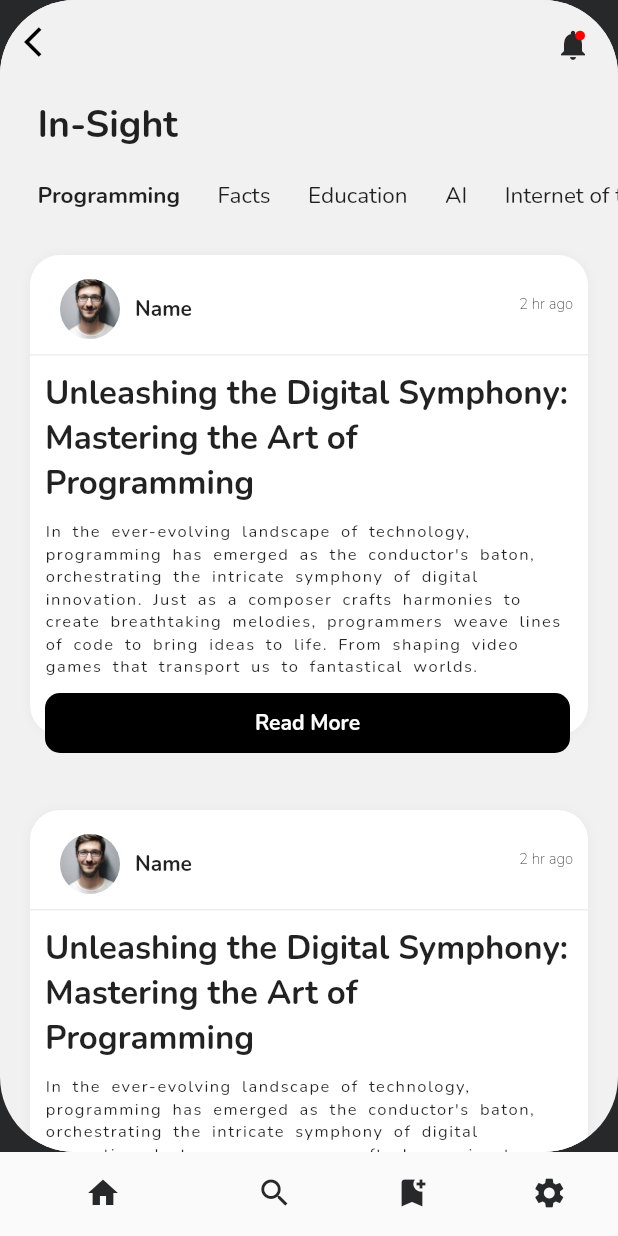
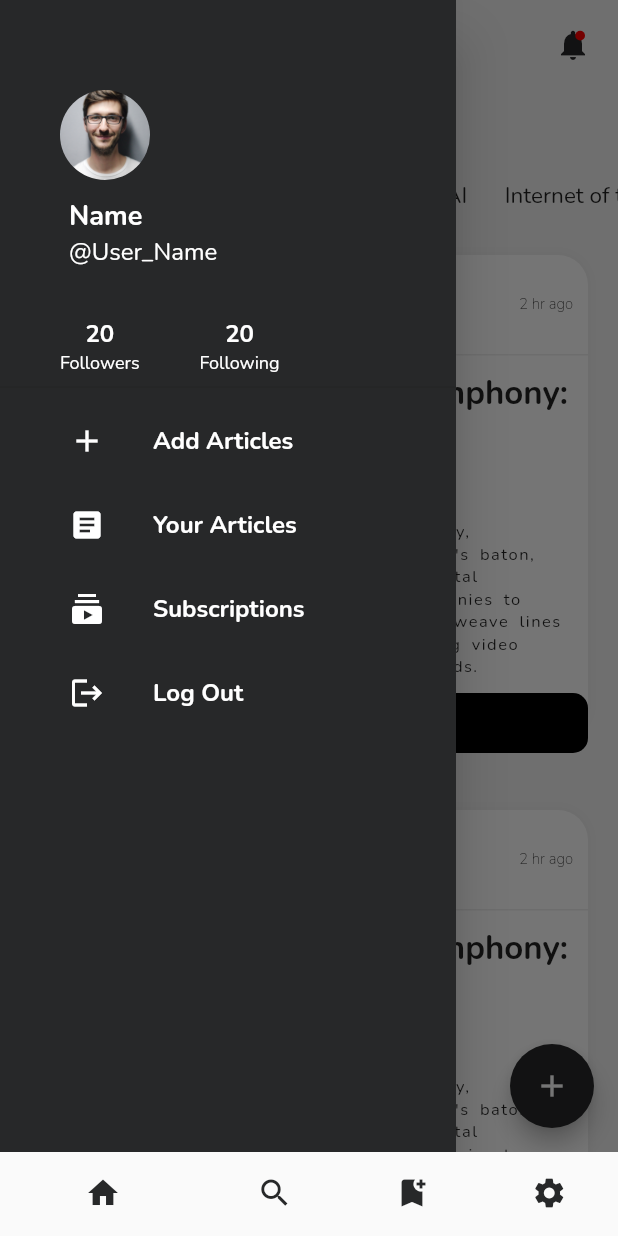
Before and after one commit to Celestial00/In-Sight-App, a Flutter app: the screen it shows after launch, with the side drawer open (before the commit the screen has no drawer), on a phone screen of 412 x 824 dp. Run offline on Flutter 3.47's test engine with Material 2 defaults, Android fonts, the phone set to English and light mode, and no system bars; our stand-ins replace google_fonts.

Commit message:
changed interface

```diff
--- a/lib/components/Article_Button.dart
+++ b/lib/components/Article_Button.dart
@@ -12,7 +12,7 @@ class Article_Button extends StatelessWidget {
       child: Padding(
         padding: EdgeInsets.only(left: 10, top: 10),
         child: Container(
-          width: 350,
+          width: 430,
           height: 40,
           decoration: BoxDecoration(
               color: Colors.black, borderRadius: BorderRadius.circular(10)),
--- a/lib/main.dart
+++ b/lib/main.dart
@@ -4,7 +4,7 @@ import 'package:insight/views/Home_Page.dart';
 import 'package:insight/views/Search%20_Page.dart';
 import 'package:insight/views/auth/Sign_Up.dart';
 import 'package:insight/views/auth/Sign_in.dart';
-import 'package:insight/views/holder_page.dart';
+
 
 void main() {
   runApp(MyApp());
@@ -19,7 +19,7 @@ class MyApp extends StatefulWidget {
 
 class _MyAppState extends State<MyApp> {
   int _index = 0;
-  final List PageList = [HolderPage(), const SearchPage()];
+  final List PageList = [HomePage(), const SearchPage()];
   bool isSignedIn = false;
 
   void ChangePage(int index) {
@@ -69,7 +69,7 @@ class _MyAppState extends State<MyApp> {
                   ),
                   label: '')
             ]),
-        body: HolderPage(),
+        body: PageList[_index],
       ),
     );
   }
--- a/lib/views/Drawer_Screen.dart
+++ /dev/null
@@ -1,21 +0,0 @@
-import 'package:flutter/material.dart';
-import 'package:insight/Constants/Color.dart';
-
-class DrawerScreen extends StatefulWidget {
-  const DrawerScreen({super.key});
-
-  @override
-  State<DrawerScreen> createState() => _DrawerScreenState();
-}
-
-class _DrawerScreenState extends State<DrawerScreen> {
-  @override
-  Widget build(BuildContext context) {
-    return Scaffold(
-      backgroundColor: Sec_Color,
-      body: Column(
-        children: [],
-      ),
-    );
-  }
-}
--- a/lib/views/Home_Page.dart
+++ b/lib/views/Home_Page.dart
@@ -13,62 +13,193 @@ class HomePage extends StatefulWidget {
 }
 
 class _HomePageState extends State<HomePage> {
-  double Xoffset = 0;
-  double Yoffset = 0;
-  double ScaleFactor = 1;
-  bool isDrawerOpen = false;
+  GlobalKey<ScaffoldState> _ScaffoldKey = GlobalKey<ScaffoldState>();
 
   @override
   Widget build(BuildContext context) {
-    return AnimatedContainer(
-      duration: Duration(milliseconds: 250),
-      transform: Matrix4.translationValues(Xoffset, Yoffset, 0)
-        ..scale(ScaleFactor),
-      child: ClipRRect(
-        borderRadius: isDrawerOpen == true
-            ? BorderRadius.circular(0)
-            : BorderRadius.circular(50.0),
-        child: Scaffold(
+    return Scaffold(
+        key: _ScaffoldKey,
+        floatingActionButton: FloatingActionButton(
+          onPressed: () {},
+          backgroundColor: Sec_Color,
+          child: Icon(
+            Icons.add,
+            color: Colors.white,
+          ),
+        ),
+        drawer: Drawer(
+            backgroundColor: Sec_Color,
+            child: Column(
+              mainAxisAlignment: MainAxisAlignment.start,
+              crossAxisAlignment: CrossAxisAlignment.start,
+              children: [
+                Padding(
+                  padding: EdgeInsets.only(top: 60, left: 40),
+                  child: Container(
+                    width: 60,
+                    height: 60,
+                    decoration: BoxDecoration(
+                        image: DecorationImage(
+                            image: AssetImage('assets/dp.jpg'),
+                            fit: BoxFit.cover),
+                        borderRadius: BorderRadius.circular(50)),
+                  ),
+                ),
+                Padding(
+                  padding: EdgeInsets.only(left: 30),
+                  child: ListTile(
+                    titleAlignment: ListTileTitleAlignment.center,
+                    title: Text(
+                      "Name",
+                      style: TextStyle(
+                          fontFamily: 'Nunito',
+                          fontWeight: FontWeight.bold,
+                          fontSize: 18,
+                          color: Colors.white),
+                    ),
+                    subtitle: Text(
+                      "@User_Name",
+                      style: TextStyle(
+                          fontFamily: 'Nunito',
+                          fontSize: 16,
+                          color: Colors.white),
+                    ),
+                  ),
+                ),
+                Row(
+                  children: [
+                    Padding(
+                      padding: EdgeInsets.only(left: 40, top: 20),
+                      child: Column(
+                        children: [
+                          Text(
+                            "20",
+                            style: TextStyle(
+                                fontSize: 16,
+                                fontFamily: 'Nunito',
+                                fontWeight: FontWeight.bold,
+                                color: Colors.white),
+                          ),
+                          Text("Followers",
+                              style: TextStyle(
+                                  fontSize: 12,
+                                  fontFamily: 'Nunito',
+                                  color: Colors.white))
+                        ],
+                      ),
+                    ),
+                    Padding(
+                      padding: EdgeInsets.only(left: 40, top: 20),
+                      child: Column(
+                        children: [
+                          Text(
+                            "20",
+                            style: TextStyle(
+                                fontSize: 16,
+                                fontFamily: 'Nunito',
+                                fontWeight: FontWeight.bold,
+                                color: Colors.white),
+                          ),
+                          Text("Following",
+                              style: TextStyle(
+                                  fontSize: 12,
+                                  fontFamily: 'Nunito',
+                                  color: Colors.white))
+                        ],
+                      ),
+                    ),
+                  ],
+                ),
+                Divider(),
+                Padding(
+                  padding: EdgeInsets.only(left: 30),
+                  child: ListTile(
+                    leading: Icon(
+                      Icons.add,
+                      color: Colors.white,
+                    ),
+                    title: Text(
+                      "Add Articles",
+                      style: TextStyle(
+                          fontSize: 16,
+                          fontFamily: 'Nunito',
+                          fontWeight: FontWeight.bold,
+                          color: Colors.white),
+                    ),
+                  ),
+                ),
+                Padding(
+                  padding: EdgeInsets.only(left: 30),
+                  child: ListTile(
+                    leading: Icon(
+                      Icons.article,
+                      color: Colors.white,
+                    ),
+                    title: Text(
+                      "Your Articles",
+                      style: TextStyle(
+                          fontSize: 16,
+                          fontFamily: 'Nunito',
+                          fontWeight: FontWeight.bold,
+                          color: Colors.white),
+                    ),
+                  ),
+                ),
+                Padding(
+                  padding: EdgeInsets.only(left: 30),
+                  child: ListTile(
+                    leading: Icon(
+                      Icons.subscriptions,
+                      color: Colors.white,
+                    ),
+                    title: Text(
+                      "Subscriptions",
+                      style: TextStyle(
+                          fontSize: 16,
+                          fontFamily: 'Nunito',
+                          fontWeight: FontWeight.bold,
+                          color: Colors.white),
+                    ),
+                  ),
+                ),
+                Padding(
+                  padding: EdgeInsets.only(left: 30),
+                  child: ListTile(
+                    leading: Icon(
+                      Icons.logout,
+                      color: Colors.white,
+                    ),
+                    title: Text(
+                      "Log Out",
+                      style: TextStyle(
+                          fontSize: 16,
+                          fontFamily: 'Nunito',
+                          fontWeight: FontWeight.bold,
+                          color: Colors.white),
+                    ),
+                  ),
+                ),
+              ],
+            )),
         backgroundColor: BackGround_Color,
         body: CustomScrollView(
           slivers: [
             SliverAppBar(
               backgroundColor: BackGround_Color,
-                  leading: isDrawerOpen == true
-                      ? IconButton(
+              leading: IconButton(
                   onPressed: () {
-                            setState(() {
-                              Xoffset = 230;
-                              Yoffset = 130;
-                              ScaleFactor = 0.6;
-                              isDrawerOpen = false;
-                            });
+                    _ScaffoldKey.currentState!.openDrawer();
                   },
                   icon: Icon(
                     Icons.menu,
                     color: Colors.black,
-                          ))
-                      : IconButton(
-                          color: Colors.black,
-                          onPressed: () {
-                            setState(() {
-                              Xoffset = 0;
-                              Yoffset = 0;
-                              ScaleFactor = 1;
-                              isDrawerOpen = true;
-                            });
-                          },
-                          icon: Icon(
-                            Icons.arrow_back_ios,
-                            color: Colors.black,
-                          ),
-                        ),
+                  )),
               actions: [
                 Stack(
                   children: [
                     Padding(
-                          padding: EdgeInsets.symmetric(
-                              horizontal: 18, vertical: 18),
+                      padding:
+                          EdgeInsets.symmetric(horizontal: 18, vertical: 18),
                       child: Icon(
                         Icons.notifications,
                         color: Sec_Color,
@@ -104,7 +235,6 @@ class _HomePageState extends State<HomePage> {
                     ),
                   ),
                   Tags_line(),
-
                   ArticleCard(),
                   ArticleCard(),
                   ArticleCard(),
@@ -118,22 +248,10 @@ class _HomePageState extends State<HomePage> {
                   ArticleCard(),
                   ArticleCard(),
                   ArticleCard(),
-                      // Expanded(
-                      //   child: Padding(
-                      //     padding: EdgeInsets.symmetric(horizontal: 30, vertical: 0),
-                      //     child: ListView(
-                      //       children: [
-
-                      //       ],
-                      //     ),
-                      //   ),
-                      // )
                 ],
               ),
             ),
           ],
-            )),
-      ),
-    );
+        ));
   }
 }
--- a/lib/views/holder_page.dart
+++ /dev/null
@@ -1,15 +0,0 @@
-import 'package:flutter/material.dart';
-import 'package:insight/views/Home_Page.dart';
-
-import 'Drawer_Screen.dart';
-
-class HolderPage extends StatelessWidget {
-  const HolderPage({super.key});
-
-  @override
-  Widget build(BuildContext context) {
-    return Stack(
-      children: [DrawerScreen(), HomePage()],
-    );
-  }
-}
```
Also changed, not shown: lib/views/Article_Page.dart (added). Lines whose indentation alone changed are shown as unchanged.
